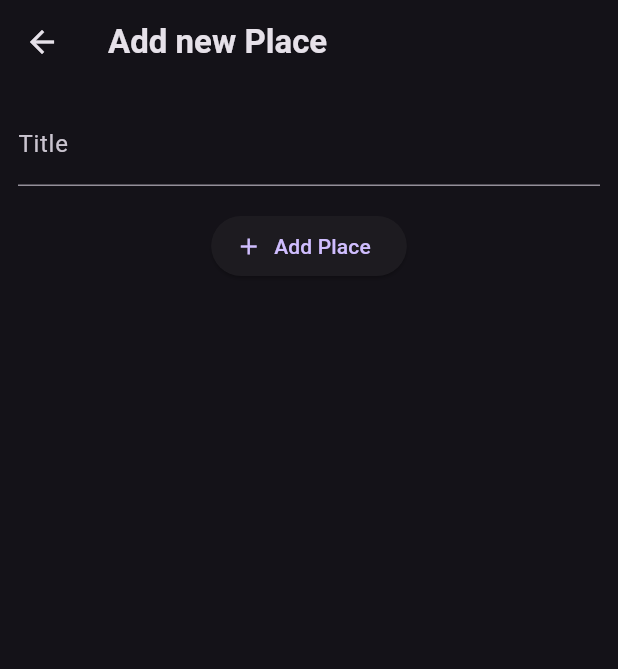
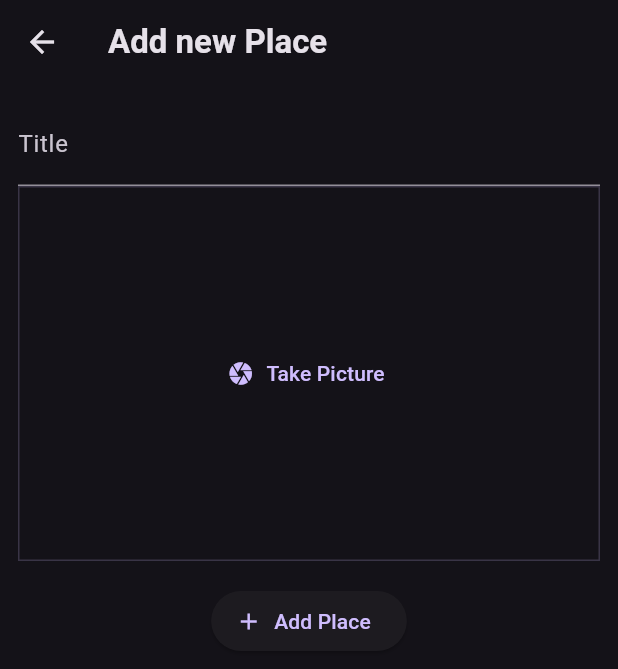
Before and after one commit to gu-tig333-ht24/spotly, a Flutter app: the screen it shows after launch, after a tap on the "add" icon, on a phone screen of 412 x 824 dp. Shown: the top 669 px of the screen. Run offline on Flutter 3.47's test engine with Material 3 defaults, Android fonts, the phone set to English and light mode, and no system bars; our stand-ins replace flutter_riverpod, google_fonts.

Commit message:
Take picture with camera

```diff
--- a/lib/src/core/models/add_places.dart
+++ b/lib/src/core/models/add_places.dart
@@ -2,6 +2,7 @@ import 'package:flutter/material.dart';
 import 'package:flutter_riverpod/flutter_riverpod.dart';
 
 import '../../features/main/providers/user_places.dart';
+import 'package:spotly/src/core/widgets/image_input.dart';
 
 class AddPlaceScreen extends ConsumerStatefulWidget {
   const AddPlaceScreen({super.key});
@@ -50,6 +51,7 @@ class _AddPlaceScreenState extends ConsumerState<AddPlaceScreen> {
                 color: Theme.of(context).colorScheme.onSurface,
               ),
             ),
+            ImageInput(),
             const SizedBox(height: 16),
             ElevatedButton.icon(
               onPressed: _savePlace,
--- /dev/null
+++ b/lib/src/core/widgets/image_input.dart
@@ -0,0 +1,31 @@
+import 'package:flutter/material.dart';
+
+class ImageInput extends StatefulWidget {
+  const ImageInput({super.key});
+
+  @override
+  State<ImageInput> createState() {
+    return _ImageInputState();
+  }
+}
+
+class _ImageInputState extends State<ImageInput> {
+  void _takePicture() {}
+  @override
+  Widget build(BuildContext context) {
+    return Container(
+        decoration: BoxDecoration(
+            border: Border.all(
+          width: 1,
+          color: Theme.of(context).colorScheme.primary.withOpacity(0.2),
+        )),
+        height: 250,
+        width: double.infinity,
+        alignment: Alignment.center,
+        child: TextButton.icon(
+          icon: const Icon(Icons.camera),
+          label: const Text('Take Picture'),
+          onPressed: _takePicture,
+        ));
+  }
+}
--- a/lib/src/core/widgets/places_list.dart
+++ b/lib/src/core/widgets/places_list.dart
@@ -1,5 +1,7 @@
 import 'package:flutter/material.dart';
 import '../models/place.dart'; // Lägg till denna
+import 'package:spotly/src/core/models/place_detail.dart';
+import 'package:spotly/src/core/models/place.dart';
 
 class PlacesList extends StatelessWidget {
   const PlacesList({super.key, required this.places});
@@ -13,7 +15,7 @@ class PlacesList extends StatelessWidget {
         child: Text(
           'No places added yet',
           style: Theme.of(context).textTheme.bodyLarge!.copyWith(
-                color: Theme.of(context).colorScheme.onSurface,
+                color: Theme.of(context).colorScheme.onBackground,
               ),
         ),
       );
@@ -25,9 +27,16 @@ class PlacesList extends StatelessWidget {
         title: Text(
           places[index].title,
           style: Theme.of(context).textTheme.titleMedium!.copyWith(
-                color: Theme.of(context).colorScheme.onSurface,
+                color: Theme.of(context).colorScheme.onBackground,
               ),
         ),
+        onTap: () {
+          Navigator.of(context).push(
+            MaterialPageRoute(
+              builder: (ctx) => PlaceDetailScreen(place: places[index]),
+            ),
+          );
+        },
       ),
     );
   }
--- a/pubspec.yaml
+++ b/pubspec.yaml
@@ -10,9 +10,10 @@ dependencies:
   flutter:
     sdk: flutter
   google_fonts: ^6.2.1
-  flutter_riverpod: ^2.0.0
+  flutter_riverpod: ^2.5.3
   uuid: ^4.5.1
   url_launcher: ^6.0.9
+  image_picker: ^1.1.2
 
 dev_dependencies:
   flutter_test:
```
Also changed, not shown: lib/main.dart (+1 -26 lines), lib/src/core/models/place_detail.dart (added, +26 -0 lines), pubspec.lock, 1 other file.
